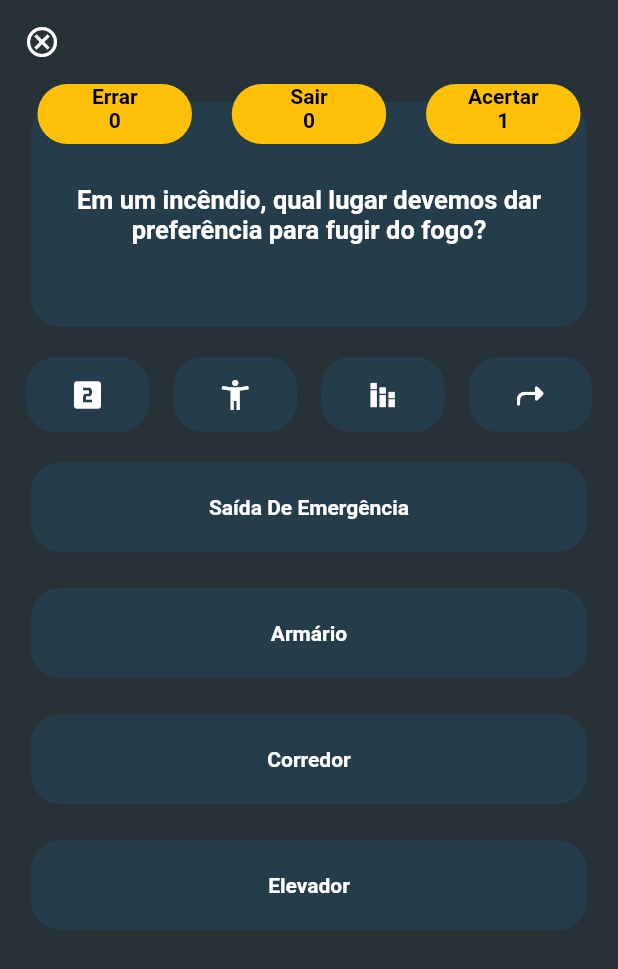
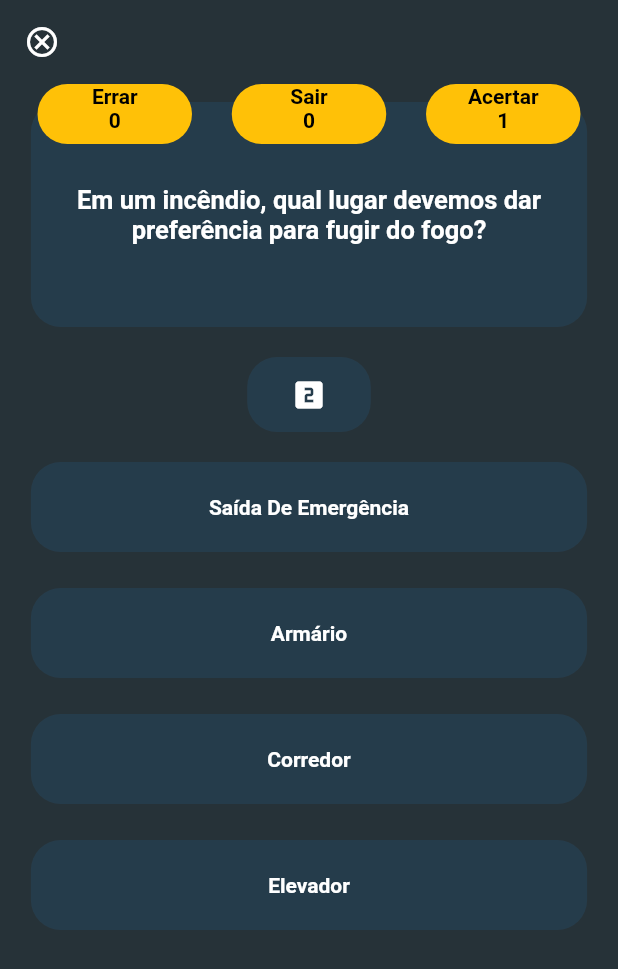
Before and after one commit to diegodanielsantana00/vexa_show_do_bilionario, a Flutter app: the HomeScreen screen opened directly, after a tap on "Jogar", on a phone screen of 412 x 824 dp. Shown: the top 969 px of the screen. Run offline on Flutter 3.47's test engine with Material 2 defaults, Android fonts, the phone set to English and light mode, and no system bars; our stand-ins replace audioplayers; missing offline and left inert: dart:ffi.

Commit message:
Finalziação da primeira dica

```diff
--- a/lib/Areas/Home/Views/home_screen.dart
+++ b/lib/Areas/Home/Views/home_screen.dart
@@ -34,6 +34,7 @@ class _HomeScreenState extends State<HomeScreen> {
     return Scaffold(
       backgroundColor: Colors.blueGrey[900],
       appBar: AppBar(
+        automaticallyImplyLeading: false,
         shadowColor: Colors.transparent,
         backgroundColor: Colors.transparent,
         actions: [
@@ -45,7 +46,7 @@ class _HomeScreenState extends State<HomeScreen> {
           child: Column(
             children: [
               homeWidgets.imagemLogoJogoMilhao(context),
-              SizedBox(height: 50),
+              const SizedBox(height: 50),
               homeWidgets.botaoHomeScreen(" Jogar", () {
                 NavigatorController().navigatorToNoReturnNoAnimated(context, JogarScreen(playerAudio));
               }, Icons.play_arrow_rounded),
--- a/lib/Areas/Jogar/Controller/jogar_controller.dart
+++ b/lib/Areas/Jogar/Controller/jogar_controller.dart
@@ -14,18 +14,18 @@ class JogarController {
   int moneyLevel = 0;
   int nextMoneyLevel = 1;
   AudioPlayer audioPlayer;
-  Perguntas perguntaAtual = litaPerguntas[Random().nextInt(litaPerguntas.length)];
+  late Perguntas perguntaAtual;
 
   JogarController(this.audioPlayer);
 
   void sortearPergunta() {
     int index = Random().nextInt(litaPerguntas.length);
     index = Random().nextInt(litaPerguntas.length);
-    while (indexJaSorteados.contains(index)){
+    while (indexJaSorteados.contains(index)) {
       index = Random().nextInt(litaPerguntas.length);
     }
     indexJaSorteados.add(index);
-    perguntaAtual = litaPerguntas[index];
+    perguntaAtual = Perguntas(litaPerguntas[index].pergunta, litaPerguntas[index].respostas, litaPerguntas[index].indexResposta);
   }
 
   Future<void> acertouPergunta(BuildContext context) async {
@@ -49,4 +49,24 @@ class JogarController {
       RestartScreenHotRestart(context);
     });
   }
+
+  void eliminarDuasRespostas() {
+    String resposta = perguntaAtual.respostas[perguntaAtual.indexResposta];
+    List<String> respostas = [perguntaAtual.respostas[perguntaAtual.indexResposta]];
+    int result = Random().nextInt(perguntaAtual.respostas.length - 1);
+
+    while (result == perguntaAtual.indexResposta) {
+      result = Random().nextInt(perguntaAtual.respostas.length - 1);
+    }
+    respostas.add(perguntaAtual.respostas[result]);
+    respostas.shuffle();
+
+    for (var i = 0; i < respostas.length; i++) {
+      if (resposta == respostas[i]) {
+        perguntaAtual.indexResposta = i;
+      }
+    }
+
+    perguntaAtual.respostas = respostas;
+  }
 }
--- a/lib/Areas/Jogar/Views/jogar_screen.dart
+++ b/lib/Areas/Jogar/Views/jogar_screen.dart
@@ -24,11 +24,19 @@ class _JogarScreenState extends State<JogarScreen> {
   HomeWidgets homeWidgets = HomeWidgets();
   LojaWidgets lojaWidgets = LojaWidgets();
   JogarWidgets jogarWidgets = JogarWidgets();
+  late bool retirarDois;
+  late bool universitarios;
+  late bool estatistica;
+  late bool passarPergunta;
   JogarController? jogarController;
 
   @override
   void initState() {
     StartAudio();
+    retirarDois = true;
+    universitarios = true;
+    estatistica = true;
+    passarPergunta = true;
     jogarController = JogarController(widget.audioPlayer);
     jogarController!.sortearPergunta();
     super.initState();
@@ -36,7 +44,7 @@ class _JogarScreenState extends State<JogarScreen> {
 
   StartAudio() async {
     widget.audioPlayer.stop();
-    widget.audioPlayer = await player.loop("espera_pergunta.wav");
+    //widget.audioPlayer = await player.loop("espera_pergunta.wav");
   }
 
   @override
@@ -52,7 +60,7 @@ class _JogarScreenState extends State<JogarScreen> {
             widget.audioPlayer.stop();
             NavigatorController().navigatorToNoReturnNoAnimated(context, HomeScreen());
           },
-          icon: Icon(
+          icon: const Icon(
             Icons.cancel_outlined,
             color: Colors.white,
           ),
@@ -68,14 +76,23 @@ class _JogarScreenState extends State<JogarScreen> {
               Row(
                 mainAxisAlignment: MainAxisAlignment.center,
                 children: [
-                  jogarWidgets.botaoAjudaContainer(context, Icons.looks_two),
-                  jogarWidgets.botaoAjudaContainer(context, Icons.accessibility_new_outlined),
-                  jogarWidgets.botaoAjudaContainer(context, Icons.stacked_bar_chart),
-                  jogarWidgets.botaoAjudaContainer(context, Icons.shortcut_rounded),
+                  GestureDetector(
+                      onTap: () {
+                        if (retirarDois) {
+                          jogarController!.eliminarDuasRespostas();
+                          setState(() {
+                            retirarDois = false;
+                          });
+                        }
+                      },
+                      child: jogarWidgets.botaoAjudaContainer(context, Icons.looks_two, retirarDois)),
+                  // jogarWidgets.botaoAjudaContainer(context, Icons.accessibility_new_outlined, universitarios),
+                  // jogarWidgets.botaoAjudaContainer(context, Icons.stacked_bar_chart, estatistica),
+                  // jogarWidgets.botaoAjudaContainer(context, Icons.shortcut_rounded, passarPergunta),
                 ],
               ),
               for (int i = 0; i < jogarController!.perguntaAtual.respostas.length; i++)
-                jogarWidgets.respostaContainer(context, jogarController!.perguntaAtual.respostas[i], jogarController!.perguntaAtual.indexResposta == i, jogarController!, i),
+                jogarWidgets.respostaContainer(context, jogarController!.perguntaAtual.respostas[i], jogarController!.perguntaAtual.indexResposta == i, jogarController!, i, widget.audioPlayer),
             ],
           ),
         ),
```
Also changed, not shown: lib/Areas/Jogar/Widgets/jogar_widgets.dart (+53 -51 lines), 4 other files.
